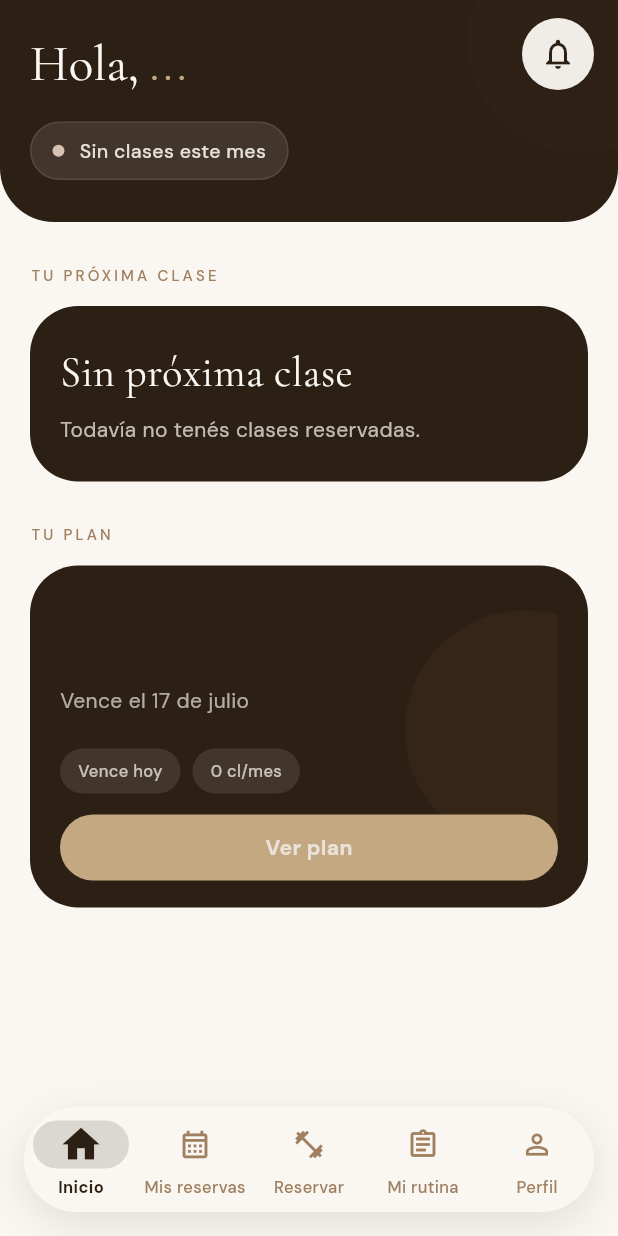
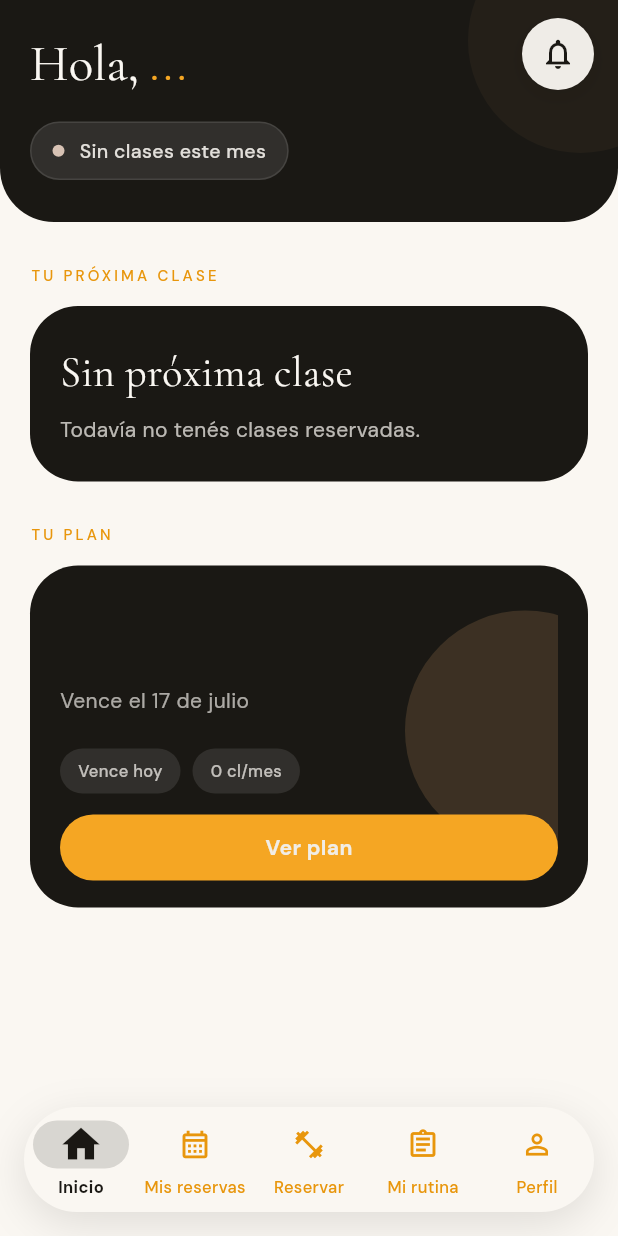
Before and after one commit to matifere/Kali-Studio-Client, a Flutter app: the screen it shows once a user with an empty profile is signed in, on a phone screen of 412 x 824 dp. Run offline on Flutter 3.47's test engine with Material 3 defaults, Android fonts, the phone set to English and light mode, and no system bars; our stand-ins replace firebase_core, firebase_messaging, flutter_dotenv, flutter_local_notifications, google_fonts, google_sign_in and 4 more; missing offline and left inert: dart:js_interop, pdfx, simple_barcode_scanner, universal_html; accounts and stored records are empty.

Commit message:
feat: tema default cambiado

```diff
--- a/lib/auth/log_in.dart
+++ b/lib/auth/log_in.dart
@@ -384,7 +384,7 @@
   @override
   Widget build(BuildContext context) {
     return Image.asset(
-      'assets/images/argity_logo.png',
+      'assets/images/LOGO NARANJA.png',
       width: 90,
       height: 90,
       fit: BoxFit.contain,
--- a/lib/theme/kali_colors_extension.dart
+++ b/lib/theme/kali_colors_extension.dart
@@ -13,6 +13,9 @@
   final Color sageLight;
   final Color warmWhite;
   final Color background;
+  final Color error;
+  final Color warning;
+  final Color success;
 
   const KaliColorsExtension({
     required this.typography,
@@ -26,77 +29,130 @@
     required this.sageLight,
     required this.warmWhite,
     required this.background,
+    required this.error,
+    required this.warning,
+    required this.success,
   });
 
   // ─── Variantes predefinidas ───────────────────────────────────────────────
 
+  // Default theme (Argity)
   static final KaliColorsExtension defaultTheme = KaliColorsExtension(
-    espresso: Color(0xFF2C1F14),
-    espressoL: Color(0xFF3D2B1A),
-    clay: Color(0xFFC4A882),
-    clayDark: Color(0xFFA08060),
-    sand: Color(0xFFF5F0E8),
-    sand2: Color(0xFFEDE6D8),
-    sage: Color(0xFF8A9E88),
-    sageLight: Color(0xFFD4DDD3),
-    warmWhite: Color(0xFFFAF7F2),
-    background: Color(0xFFE8E2D8),
+    espresso: const Color(0xFF1A1814),
+    espressoL: const Color(0xFF5B4730),
+    clay: const Color(0xFFF5A623),
+    clayDark: const Color(0xFFE8960C),
+    sand: const Color(0xFFFDFAF5),
+    sand2: const Color(0xFFE8E0D2),
+    sage: const Color(0xFFEDE8DF),
+    sageLight: const Color(0xFFA08F7D),
+    warmWhite: const Color(0xFFFAF7F2),
+    background: const Color(0xFFF1EDE6),
+    error: const Color(0xFFFF5F57),
+    warning: const Color(0xFFFFBD2E),
+    success: const Color(0xFF28CA41),
     typography: KaliTypography.defaultTypography,
   );
 
   static final KaliColorsExtension darkTheme = KaliColorsExtension(
-    espresso: Color(0xFFF5F0E8),
-    espressoL: Color(0xFF37474F),
-    clay: Color(0xFFC4A882), // Accent keeping brand identity
-    clayDark: Color(0xFFA08060),
-    sand: Color(0xFF2C2C2C),
-    sand2: Color(0xFF1A1A1A),
-    sage: Color(0xFF455A64),
-    sageLight: Color(0xFF37474F),
-    warmWhite: Color(0xFF121212),
-    background: Color(0xFF000000),
+    espresso: const Color(0xFFFAF7F2),
+    espressoL: const Color(0xFFE8E0D2),
+    clay: const Color(0xFFF5A623),
+    clayDark: const Color(0xFFE8960C),
+    sand: const Color(0xFF2C2620),
+    sand2: const Color(0xFF383025),
+    sage: const Color(0xFF3D362C),
+    sageLight: const Color(0xFF7A6550),
+    warmWhite: const Color(0xFF1A1814),
+    background: const Color(0xFF25211B),
+    error: const Color(0xFFFF5F57),
+    warning: const Color(0xFFFFBD2E),
+    success: const Color(0xFF28CA41),
+    typography: KaliTypography.darkTypography,
+  );
+
+  static final KaliColorsExtension classicTheme = KaliColorsExtension(
+    espresso: const Color(0xFF2C1F14),
+    espressoL: const Color(0xFF3D2B1A),
+    clay: const Color(0xFFC4A882),
+    clayDark: const Color(0xFFA08060),
+    sand: const Color(0xFFF5F0E8),
+    sand2: const Color(0xFFEDE6D8),
+    sage: const Color(0xFF8A9E88),
+    sageLight: const Color(0xFFD4DDD3),
+    warmWhite: const Color(0xFFFAF7F2),
+    background: const Color(0xFFE8E2D8),
+    error: const Color(0xFFFF5F57),
+    warning: const Color(0xFFFFBD2E),
+    success: const Color(0xFF28CA41),
+    typography: KaliTypography.defaultTypography,
+  );
+
+  static final KaliColorsExtension classicDarkTheme = KaliColorsExtension(
+    espresso: const Color(0xFFF5F0E8),
+    espressoL: const Color(0xFF37474F),
+    clay: const Color(0xFFC4A882),
+    clayDark: const Color(0xFFA08060),
+    sand: const Color(0xFF2C2C2C),
+    sand2: const Color(0xFF1A1A1A),
+    sage: const Color(0xFF455A64),
+    sageLight: const Color(0xFF37474F),
+    warmWhite: const Color(0xFF121212),
+    background: const Color(0xFF000000),
+    error: const Color(0xFFFF5F57),
+    warning: const Color(0xFFFFBD2E),
+    success: const Color(0xFF28CA41),
     typography: KaliTypography.darkTypography,
   );
 
   static final KaliColorsExtension oceanTheme = KaliColorsExtension(
-    espresso: Color(0xFF0D47A1),
-    espressoL: Color(0xFF1565C0),
-    clay: Color(0xFF42A5F5),
-    clayDark: Color(0xFF1E88E5),
-    sand: Color(0xFFE3F2FD),
-    sand2: Color(0xFFBBDEFB),
-    sage: Color(0xFF26A69A),
-    sageLight: Color(0xFF80CBC4),
-    warmWhite: Color(0xFFFFFFFF),
-    background: Color(0xFFF1F5F9),
+    espresso: const Color(0xFF0D47A1),
+    espressoL: const Color(0xFF1565C0),
+    clay: const Color(0xFF42A5F5),
+    clayDark: const Color(0xFF1E88E5),
+    sand: const Color(0xFFE3F2FD),
+    sand2: const Color(0xFFBBDEFB),
+    sage: const Color(0xFF26A69A),
+    sageLight: const Color(0xFF80CBC4),
+    warmWhite: const Color(0xFFFFFFFF),
+    background: const Color(0xFFF1F5F9),
+    error: const Color(0xFFFF5F57),
+    warning: const Color(0xFFFFBD2E),
+    success: const Color(0xFF28CA41),
     typography: KaliTypography.oceanTypography,
   );
 
   static final KaliColorsExtension natureTheme = KaliColorsExtension(
-    espresso: Color(0xFF1B3B2B), // Deep Forest
-    espressoL: Color(0xFF2E5945),
-    clay: Color(0xFF83B594),     // Mint/Sage
-    clayDark: Color(0xFF5E8E6F),
-    sand: Color(0xFFE6EFEB),     // Pale Mint Surface
-    sand2: Color(0xFFD6E3DD),
-    sage: Color(0xFF88A66D),
-    sageLight: Color(0xFFB4C9BE),
-    warmWhite: Color(0xFFF4F7F5),
-    background: Color(0xFFEAF0EC),
+    espresso: const Color(0xFF1B3B2B),
+    espressoL: const Color(0xFF2E5945),
+    clay: const Color(0xFF83B594),
+    clayDark: const Color(0xFF5E8E6F),
+    sand: const Color(0xFFE6EFEB),
+    sand2: const Color(0xFFD6E3DD),
+    sage: const Color(0xFF88A66D),
+    sageLight: const Color(0xFFB4C9BE),
+    warmWhite: const Color(0xFFF4F7F5),
+    background: const Color(0xFFEAF0EC),
+    error: const Color(0xFFFF5F57),
+    warning: const Color(0xFFFFBD2E),
+    success: const Color(0xFF28CA41),
     typography: KaliTypography.natureTypography,
   );
 
   static final KaliColorsExtension magentaTheme = KaliColorsExtension(
-    espresso: Color(0xFF3B1B2B), // Deep Berry
-    espressoL: Color(0xFF5A2C44),
-    clay: Color(0xFFD17C9B),     // Vivid Dusty Rose
-    clayDark: Color(0xFFA65876),
-    sand: Color(0xFFF6E8EE),     // Pale Pink Surface
-    sand2: Color(0xFFEAD2DD),
-    sage: Color(0xFF9E7C88),
-    sageLight: Color(0xFFC7AFB8),
-    warmWhite: Color(0xFFF9F5F6),
-    background: Color(0xFFF0EAEB),
+    espresso: const Color(0xFF3B1B2B),
+    espressoL: const Color(0xFF5A2C44),
+    clay: const Color(0xFFD17C9B),
+    clayDark: const Color(0xFFA65876),
+    sand: const Color(0xFFF6E8EE),
+    sand2: const Color(0xFFEAD2DD),
+    sage: const Color(0xFF9E7C88),
+    sageLight: const Color(0xFFC7AFB8),
+    warmWhite: const Color(0xFFF9F5F6),
+    background: const Color(0xFFF0EAEB),
+    error: const Color(0xFFFF5F57),
+    warning: const Color(0xFFFFBD2E),
+    success: const Color(0xFF28CA41),
     typography: KaliTypography.magentaTypography,
   );
 
@@ -111,6 +167,9 @@
     sageLight: const Color(0xFF334155),
     warmWhite: const Color(0xFF0F172A),
     background: const Color(0xFF020617),
+    error: const Color(0xFFFF5F57),
+    warning: const Color(0xFFFFBD2E),
+    success: const Color(0xFF28CA41),
     typography: KaliTypography.oceanTypography,
   );
 
@@ -125,6 +184,9 @@
     sageLight: const Color(0xFF374151),
     warmWhite: const Color(0xFF111827),
     background: const Color(0xFF030712),
+    error: const Color(0xFFFF5F57),
+    warning: const Color(0xFFFFBD2E),
+    success: const Color(0xFF28CA41),
     typography: KaliTypography.natureTypography,
   );
 
@@ -139,6 +201,9 @@
     sageLight: const Color(0xFF3F3F46),
     warmWhite: const Color(0xFF18181B),
     background: const Color(0xFF09090B),
+    error: const Color(0xFFFF5F57),
+    warning: const Color(0xFFFFBD2E),
+    success: const Color(0xFF28CA41),
     typography: KaliTypography.magentaTypography,
   );
 
@@ -154,6 +219,9 @@
     Color? sageLight,
     Color? warmWhite,
     Color? background,
+    Color? error,
+    Color? warning,
+    Color? success,
     KaliTypography? typography,
   }) {
     return KaliColorsExtension(
@@ -167,6 +235,9 @@
       sageLight: sageLight ?? this.sageLight,
       warmWhite: warmWhite ?? this.warmWhite,
       background: background ?? this.background,
+      error: error ?? this.error,
+      warning: warning ?? this.warning,
+      success: success ?? this.success,
       typography: typography ?? this.typography,
     );
   }
@@ -190,6 +261,9 @@
       sageLight: Color.lerp(sageLight, other.sageLight, t)!,
       warmWhite: Color.lerp(warmWhite, other.warmWhite, t)!,
       background: Color.lerp(background, other.background, t)!,
+      error: Color.lerp(error, other.error, t)!,
+      warning: Color.lerp(warning, other.warning, t)!,
+      success: Color.lerp(success, other.success, t)!,
       typography: typography.lerp(other.typography, t),
     );
   }
--- a/lib/theme/kali_theme.dart
+++ b/lib/theme/kali_theme.dart
@@ -16,6 +16,9 @@
   static Color get sageLight => _ext.sageLight;
   static Color get warmWhite => _ext.warmWhite;
   static Color get background => _ext.background;
+  static Color get error => _ext.error;
+  static Color get warning => _ext.warning;
+  static Color get success => _ext.success;
 }
 
 class KaliText {
--- a/lib/theme/theme_controller.dart
+++ b/lib/theme/theme_controller.dart
@@ -42,6 +42,9 @@
       case 'magenta':
         _currentTheme = isDarkMode ? KaliColorsExtension.magentaDarkTheme : KaliColorsExtension.magentaTheme;
         break;
+      case 'classic':
+        _currentTheme = isDarkMode ? KaliColorsExtension.classicDarkTheme : KaliColorsExtension.classicTheme;
+        break;
       case 'dark':
         _currentTheme = KaliColorsExtension.darkTheme;
         break;
```
Also changed, not shown: pubspec.yaml (+4 -4 lines), assets/images/LOGO MAGENTA.png (added), assets/images/LOGO NARANJA.png (added), assets/images/logo.png (deleted).
